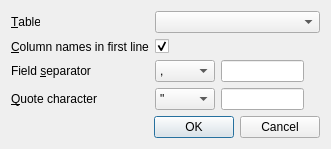
The window that src/ExportCsvDialog.ui (sqlitebrowser/sqlitebrowser) describes before a commit, drawn with Qt 5.
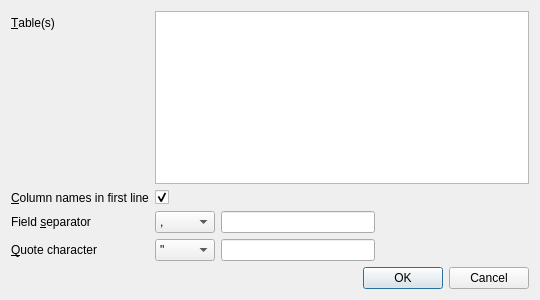
The same window after the commit.

Commit message: exportcsv: allow to select more than 1 table at a time to export

Diff of the .ui file:
```diff
--- a/src/ExportCsvDialog.ui
+++ b/src/ExportCsvDialog.ui
@@ -6,28 +6,35 @@
    <rect>
     <x>0</x>
     <y>0</y>
-    <width>331</width>
-    <height>145</height>
+    <width>540</width>
+    <height>300</height>
    </rect>
   </property>
   <property name="windowTitle">
    <string>Export data as CSV</string>
   </property>
-  <layout class="QVBoxLayout" name="verticalLayout">
-   <item>
+  <layout class="QGridLayout" name="gridLayout_2">
+   <item row="0" column="0">
     <layout class="QFormLayout" name="formLayout">
      <item row="0" column="0">
       <widget class="QLabel" name="labelTable">
        <property name="text">
-        <string>&amp;Table</string>
+        <string>&amp;Table(s)</string>
        </property>
        <property name="buddy">
-        <cstring>comboTable</cstring>
+        <cstring>listTables</cstring>
        </property>
       </widget>
      </item>
      <item row="0" column="1">
-      <widget class="QComboBox" name="comboTable"/>
+      <widget class="QListWidget" name="listTables">
+       <property name="selectionMode">
+        <enum>QAbstractItemView::MultiSelection</enum>
+       </property>
+       <property name="sortingEnabled">
+        <bool>false</bool>
+       </property>
+      </widget>
      </item>
      <item row="1" column="0">
       <widget class="QLabel" name="labelHeader">
@@ -172,7 +179,7 @@
      </item>
     </layout>
    </item>
-   <item>
+   <item row="1" column="0">
     <widget class="QDialogButtonBox" name="buttonBox">
      <property name="orientation">
       <enum>Qt::Horizontal</enum>
```
Left out of the diff: 3 changed lines with no effect on the pictures. The commit also changes 3 other files.
